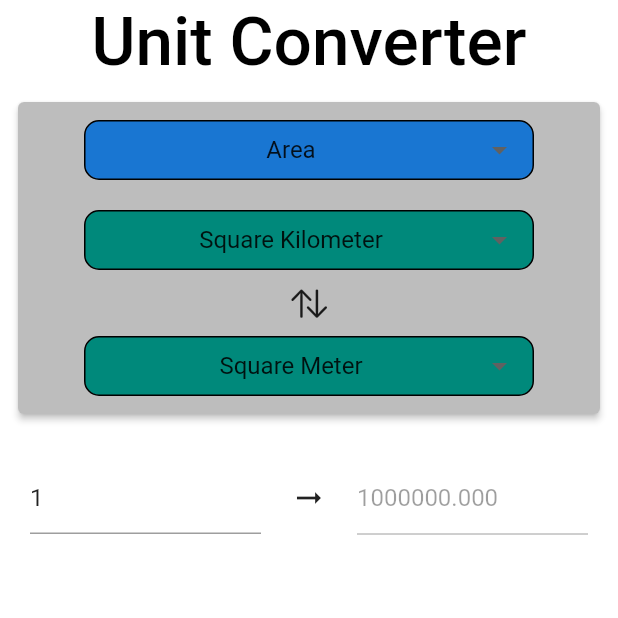
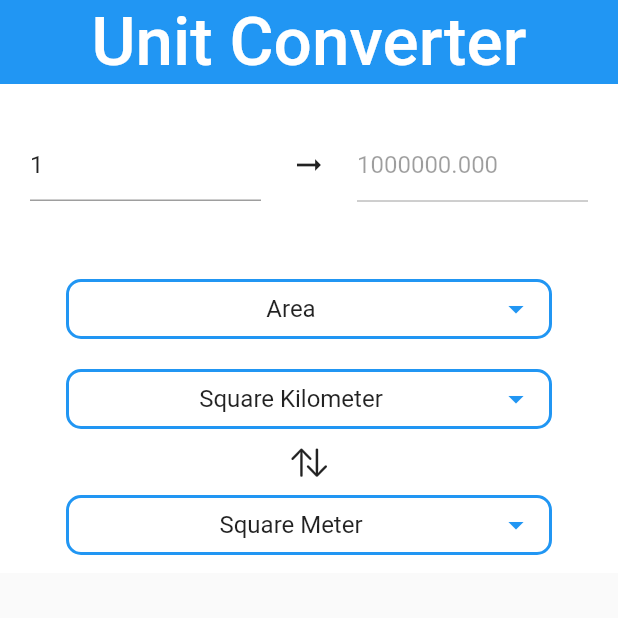
Before and after one commit to rakifmomin97/UnitConverterApp, a Flutter app: the screen it shows after launch, on a phone screen of 412 x 824 dp, the top half of it. Run offline on Flutter 3.47's test engine with Material 2 defaults, Android fonts, the phone set to English and light mode, and no system bars; our stand-ins replace velocity_x.

Commit message:
UI change complete

```diff
--- a/lib/pages/home_page.dart
+++ b/lib/pages/home_page.dart
@@ -40,30 +40,85 @@ class _HomePageState extends State<HomePage> {
   Widget build(BuildContext context) {
     return Scaffold(
       appBar: AppBar(
-        title: "Unit Converter".text.xl4.black.make().centered(),
-        backgroundColor: Colors.white,
+        title: "Unit Converter".text.xl4.white.make().centered(),
+        backgroundColor: Colors.blue,
         elevation: 0,
       ),
-      body: Container(
+      body: SingleChildScrollView(
+        child: Container(
           color: Colors.white,
           child: Column(
             children: [
+              10.heightBox,
+              Row(
+                mainAxisSize: MainAxisSize.min,
+                children: [
+                  //Textbox for input
+                  Expanded(
+                    child: new Padding(
+                      padding: const EdgeInsets.all(20.0),
+                      child: TextField(
+                          controller: _textField1,
+                          decoration: InputDecoration(
+                            hintText: "Enter Value",
+                            //errorText: valError ? getErrorText() : null,
+                          ),
+                          keyboardType: TextInputType.number,
+                          onChanged: (value) {
+                            _value1 = value;
+                            if (_ParameterValue.name == 'Temperature') {
+                              result = Converter.convertTemperature(
+                                  _unit1Value.name, _unit2Value.name, _value1);
+                            } else {
+                              result = Converter.convert(
+                                  _ParameterValue.name,
+                                  _unit1Value.value,
+                                  _unit2Value.value,
+                                  _value1);
+                            }
+                            _textField2.text = result;
+                          }),
+                    ),
+                  ),
+
+                  //Icon between text boxes
+                  Icon(Icons.arrow_right_alt),
+
+                  //Textbox for result
+                  Expanded(
+                    child: new Padding(
+                      padding: const EdgeInsets.all(20.0),
+                      child: TextField(
+                        controller: _textField2,
+                        enabled: false,
+                        decoration: InputDecoration(
+                          hintText: "Result",
+                        ),
+                        onChanged: (value) {
+                          _value2 = value;
+                        },
+                      ),
+                    ),
+                  ),
+                ],
+              ),
+
+              20.heightBox,
               //Parameter drop down menu
-            Card(
-              elevation: 2,
-              color: Colors.grey[400],
-              child: Column(children: [
+              Column(children: [
                 Container(
                   height: 40,
                   decoration: BoxDecoration(
                     borderRadius: BorderRadius.circular(10),
-                    color: Colors.blue[700],
-                    border: Border.all(),
+                    color: Colors.white,
+                    border: Border.all(color: Colors.blue, width: 2),
                   ),
                   padding: EdgeInsets.only(left: 10, right: 10),
                   child: DropdownButtonHideUnderline(
                     child: DropdownButton<ListItems>(
                       isExpanded: true,
+                      icon: Icon(Icons.arrow_drop_down),
+                      iconEnabledColor: Colors.blue,
                       value: _ParameterValue,
                       items: GetListData.buildMenu(paramList),
                       onChanged: (value) {
@@ -132,13 +187,15 @@ class _HomePageState extends State<HomePage> {
                   height: 40,
                   decoration: BoxDecoration(
                     borderRadius: BorderRadius.circular(10),
-                    color: Colors.teal[600],
-                    border: Border.all(),
+                    color: Colors.white,
+                    border: Border.all(color: Colors.blue, width: 2),
                   ),
                   padding: EdgeInsets.only(left: 10, right: 10),
                   child: DropdownButtonHideUnderline(
                     child: DropdownButton<ListItems>(
                       isExpanded: true,
+                      icon: Icon(Icons.arrow_drop_down),
+                      iconEnabledColor: Colors.blue,
                       value: _unit1Value,
                       items: unitList,
                       onChanged: (value) {
@@ -175,13 +232,15 @@ class _HomePageState extends State<HomePage> {
                   height: 40,
                   decoration: BoxDecoration(
                     borderRadius: BorderRadius.circular(10),
-                    color: Colors.teal[600],
-                    border: Border.all(),
+                    color: Colors.white,
+                    border: Border.all(color: Colors.blue, width: 2),
                   ),
                   padding: EdgeInsets.only(left: 10, right: 10),
                   child: DropdownButtonHideUnderline(
                     child: DropdownButton<ListItems>(
                       isExpanded: true,
+                      icon: Icon(Icons.arrow_drop_down),
+                      iconEnabledColor: Colors.blue,
                       value: _unit2Value,
                       items: unitList,
                       onChanged: (value) {
@@ -210,59 +269,10 @@ class _HomePageState extends State<HomePage> {
                   ),
                 ).px32(),
               ]).p12(),
-            ).p(8),
 
               // Row containing text boxes
-            Row(
-              mainAxisSize: MainAxisSize.min,
-              children: [
-                //Textbox for input
-                Expanded(
-                  child: new Padding(
-                    padding: const EdgeInsets.all(20.0),
-                    child: TextField(
-                        controller: _textField1,
-                        decoration: InputDecoration(
-                          hintText: "Enter Value",
-                          //errorText: valError ? getErrorText() : null,
-                        ),
-                        keyboardType: TextInputType.number,
-                        onChanged: (value) {
-                          _value1 = value;
-                          if (_ParameterValue.name == 'Temperature') {
-                            result = Converter.convertTemperature(
-                                _unit1Value.name, _unit2Value.name, _value1);
-                          } else {
-                            result = Converter.convert(_ParameterValue.name,
-                                _unit1Value.value, _unit2Value.value, _value1);
-                          }
-                          _textField2.text = result;
-                        }),
-                  ),
-                ),
-
-                //Icon between text boxes
-                Icon(Icons.arrow_right_alt),
-
-                //Textbox for result
-                Expanded(
-                  child: new Padding(
-                    padding: const EdgeInsets.all(20.0),
-                    child: TextField(
-                      controller: _textField2,
-                      enabled: false,
-                      decoration: InputDecoration(
-                        hintText: "Result",
-                      ),
-                      onChanged: (value) {
-                        _value2 = value;
-                      },
-                    ),
-                  ),
-                ),
             ],
           ),
-          ],
         ),
       ),
     );
```
Lines whose indentation alone changed are shown as unchanged.
